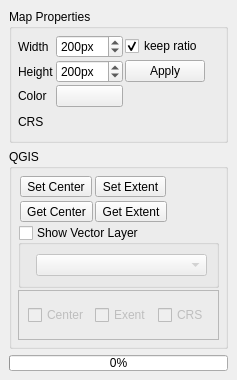
Before: the Qt Designer form timeseriesviewer/ui/renderingdock.ui in jakimowb/eo-time-series-viewer, drawn with Qt 5.
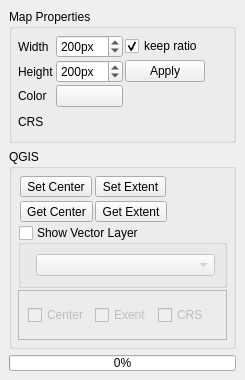
After: the same form once the commit is applied. Custom widgets are drawn as their Qt base class.

The edit to the form file:
```diff
--- a/timeseriesviewer/ui/renderingdock.ui
+++ b/timeseriesviewer/ui/renderingdock.ui
@@ -6,7 +6,7 @@
    <rect>
     <x>0</x>
     <y>0</y>
-    <width>220</width>
+    <width>245</width>
     <height>359</height>
    </rect>
   </property>
@@ -411,7 +411,7 @@
           <item row="0" column="1">
            <widget class="QgsMapLayerComboBox" name="cbQgsVectorLayer">
             <property name="enabled">
-             <bool>false</bool>
+             <bool>true</bool>
             </property>
             <property name="sizePolicy">
              <sizepolicy hsizetype="Preferred" vsizetype="Preferred">
```
Left out of the diff: 32 changed lines with no effect on the pictures.
